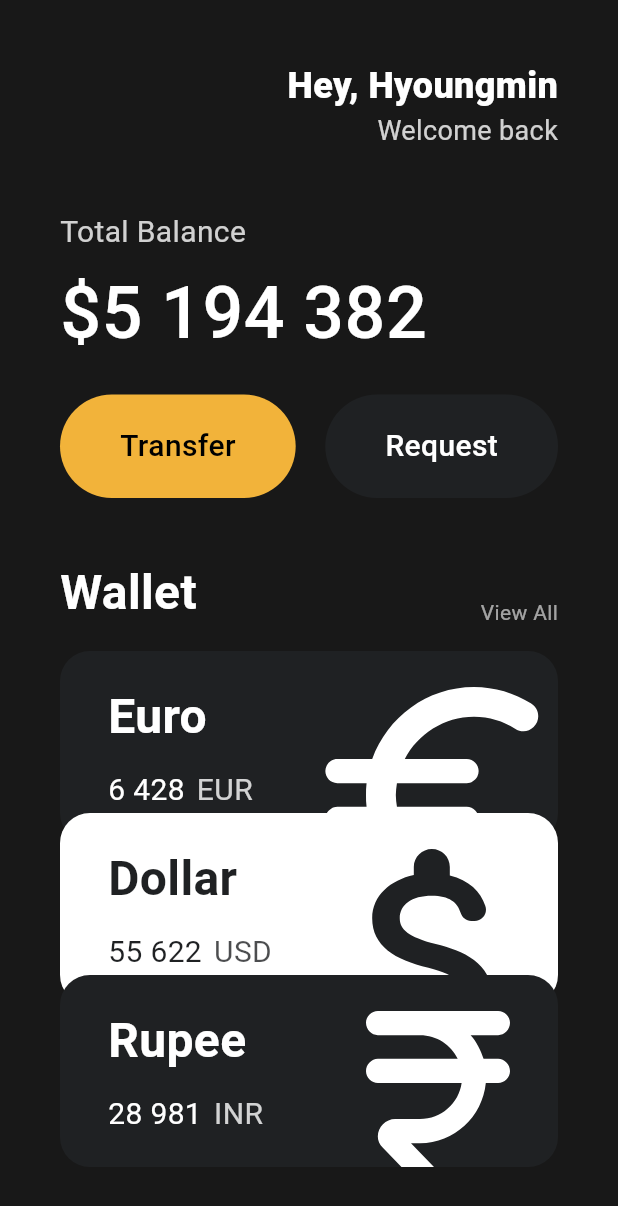
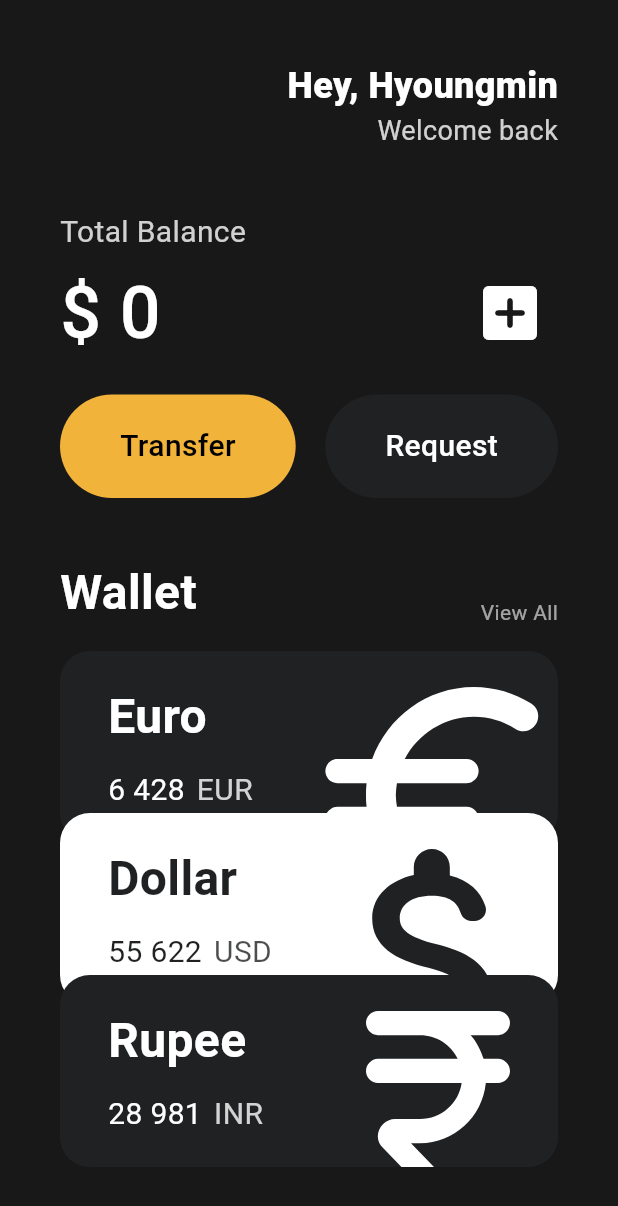
Before and after one commit to hyoungqu23/apps-with-flutter, a Flutter app: the StockAppScreen screen opened by its route, on a phone screen of 412 x 824 dp. Shown: the top 1206 px of the screen. Run offline on Flutter 3.47's test engine with Material 3 defaults, Android fonts, the phone set to English and light mode, and no system bars; our stand-ins replace flutter_riverpod, go_router.

Commit message:
🎨 totalBalance를 추가할 수 있는 IconButton 위젯을 추가한다

```diff
--- a/lib/src/features/wallet_app/views/wallet_app_screen.dart
+++ b/lib/src/features/wallet_app/views/wallet_app_screen.dart
@@ -2,8 +2,15 @@ import 'package:apps_with_flutter/src/features/wallet_app/views/widgets/button.d
 import 'package:apps_with_flutter/src/features/wallet_app/views/widgets/card.dart';
 import 'package:flutter/material.dart';
 
-class StockAppScreen extends StatelessWidget {
+class StockAppScreen extends StatefulWidget {
   const StockAppScreen({super.key});
+
+  @override
+  State<StockAppScreen> createState() => _StockAppScreenState();
+}
+
+class _StockAppScreenState extends State<StockAppScreen> {
+  int totalBalance = 0;
 
   @override
   Widget build(BuildContext context) {
@@ -57,13 +64,30 @@ class StockAppScreen extends StatelessWidget {
             const SizedBox(
               height: 5,
             ),
-            const Text(
-              '\$5 194 382',
-              style: TextStyle(
-                color: Colors.white,
-                fontSize: 48,
-                fontWeight: FontWeight.w500,
-              ),
+            Row(
+              mainAxisAlignment: MainAxisAlignment.spaceBetween,
+              children: [
+                Text(
+                  '\$ $totalBalance',
+                  style: const TextStyle(
+                    color: Colors.white,
+                    fontSize: 48,
+                    fontWeight: FontWeight.w500,
+                  ),
+                ),
+                IconButton(
+                  onPressed: () {
+                    setState(() {
+                      totalBalance = totalBalance + 6428;
+                    });
+                  },
+                  icon: const Icon(
+                    Icons.add_box_rounded,
+                    color: Colors.white,
+                    size: 48,
+                  ),
+                ),
+              ],
             ),
             const SizedBox(
               height: 20,
```
